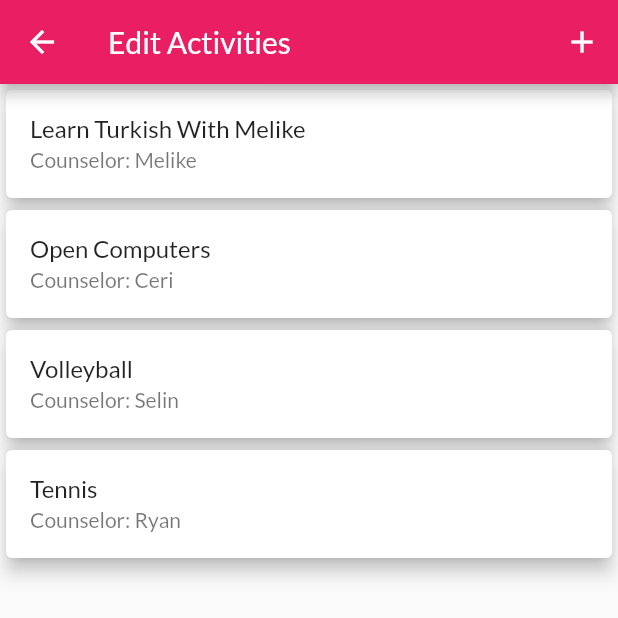
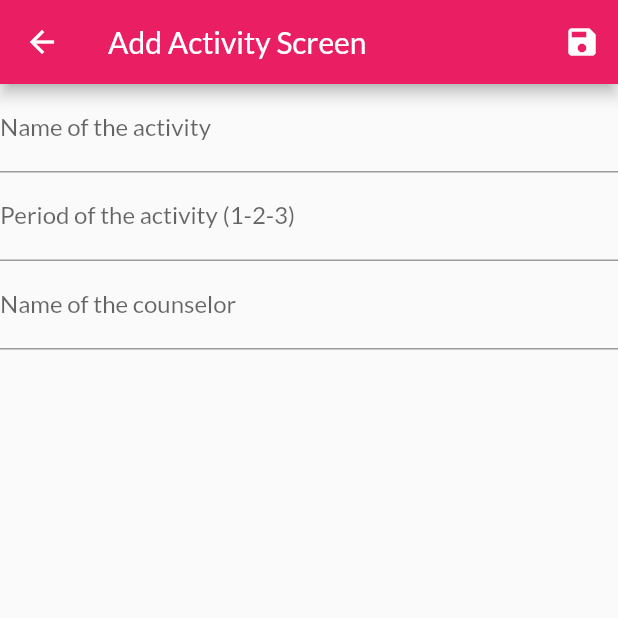
Before and after one commit to melikebilen/daily_camp_activities, a Flutter app: the EditActivitiesScreen screen opened by its route, after a tap on the "add" icon, on a phone screen of 412 x 824 dp, the top half of it. Run offline on Flutter 3.47's test engine with Material 2 defaults, Android fonts, the phone set to English and light mode, and no system bars.

Commit message:
add activity screen added

```diff
--- a/lib/main.dart
+++ b/lib/main.dart
@@ -7,6 +7,7 @@ import './screens/login_screen.dart';
 import './screens/choose_activities_screen.dart';
 import './screens/admin_login_screen.dart';
 import './screens/edit_activities_screen.dart';
+import './screens/add_activity_screen.dart';
 
 import './providers/Activities.dart';
 
@@ -37,6 +38,7 @@ class MyApp extends StatelessWidget {
             ChooseActivitiesScreen.routeName: (ctx)=>ChooseActivitiesScreen(),
             AdminLoginScreen.routeName: (ctx)=> AdminLoginScreen(),
             EditActivitiesScreen.routeName: (ctx)=> EditActivitiesScreen(),
+            AddActivityScreen.routeName: (ctx)=> AddActivityScreen(),
           },
 
           ));
--- a/lib/providers/Activities.dart
+++ b/lib/providers/Activities.dart
@@ -9,25 +9,25 @@ class Activities extends ChangeNotifier{
       id:'1',
       name: 'Learn Turkish With Melike',
       activityCounselor:'Melike',
-      period: period.firstActivity,
+      period: '1',
     ),
       Activity(
       id:'2',
       name: 'Open Computers',
       activityCounselor:'Ceri',
-      period: period.secondActivity,
+      period: '2',
     ),
        Activity(
       id:'3',
       name: 'Volleyball',
       activityCounselor:'Selin',
-      period: period.secondActivity,
+      period:'3',
     ),
        Activity(
          id:'2',
       name: 'Tennis',
       activityCounselor:'Ryan',
-      period: period.secondActivity,
+      period: '2',
     ),
 
   ];
@@ -38,7 +38,8 @@ List<Activity> get activities{
 }
 
 //Sadece adminler tarafından değiştirilebilicek
-void addActivity(){
+void addActivity(Activity a){
+_activities.add(a);
 notifyListeners();
 }
 
--- a/lib/providers/Activity.dart
+++ b/lib/providers/Activity.dart
@@ -2,13 +2,13 @@ import 'package:flutter/cupertino.dart';
 
 import 'Counselor.dart';
 
-enum period { firstActivity, secondActivity, thirdActivity }
+//enum period { firstActivity, secondActivity, thirdActivity }
 
 class Activity {
   final String id;
   final String activityCounselor;
   final String name;
-  final period;
+  final String period;
 
   Activity({
   @required this.id ,
--- /dev/null
+++ b/lib/screens/add_activity_screen.dart
@@ -0,0 +1,106 @@
+import 'package:flutter/material.dart';
+import 'package:provider/provider.dart';
+import '../providers/Activity.dart';
+import '../providers/Activities.dart';
+
+class AddActivityScreen extends StatefulWidget {
+  static const routeName = '/add-activity-screen';
+
+  @override
+  _AddActivityScreenState createState() => _AddActivityScreenState();
+}
+
+class _AddActivityScreenState extends State<AddActivityScreen> {
+  var _initialValues = {
+    'name': '',
+    'period': '',
+    'activityCounselor': '',
+  };
+  final _periodFocusNode = FocusNode();
+  final _counselorFocusNode = FocusNode();
+
+  var _editedActivity =
+      Activity(id: null, name: '', period: '', activityCounselor: '');
+
+  final _form = GlobalKey<FormState>();
+  @override
+  void _saveForm() {
+    _form.currentState.save();
+    Provider.of<Activities>(context,listen: false).addActivity(_editedActivity);
+    print( Provider.of<Activities>(context,listen: false).activities);
+    Navigator.of(context).pop();
+
+  }
+
+  Widget build(BuildContext context) {
+    return Scaffold(
+      appBar: AppBar(
+        title: Text('Add Activity Screen'),
+        actions: <Widget>[
+          IconButton(
+            icon: Icon(Icons.save),
+            onPressed: _saveForm,
+          )
+        ],
+      ),
+      body: Form(
+        key: _form,
+        child: ListView(
+          children: <Widget>[
+            TextFormField(
+              //initialValue: _initialValues['name'],
+              decoration: InputDecoration(labelText: 'Name of the activity'),
+              textInputAction: TextInputAction.next,
+              onFieldSubmitted: (_) {
+                FocusScope.of(context).requestFocus(_periodFocusNode);
+              },
+              onSaved: (value) {
+                _editedActivity = Activity(
+                  id: DateTime.now().toString(),
+                  name: value,
+                  activityCounselor: _editedActivity.activityCounselor,
+                  period: _editedActivity.period,
+                );
+              },
+            ),
+            TextFormField(
+              //  initialValue: _initialValues['period'],
+              decoration:
+                  InputDecoration(labelText: 'Period of the activity (1-2-3)'),
+              textInputAction: TextInputAction.next,
+              focusNode: _periodFocusNode,
+              onFieldSubmitted: (_) {
+                FocusScope.of(context).requestFocus(_counselorFocusNode);
+              },
+              onSaved: (value) {
+                _editedActivity = Activity(
+                  name: _editedActivity.name,
+                  id: DateTime.now().toString(),
+                  activityCounselor: _editedActivity.activityCounselor,
+                  period: value,
+                );
+              },
+            ),
+            TextFormField(
+              // initialValue: _initialValues['activityCounselor'],
+              decoration: InputDecoration(labelText: 'Name of the counselor'),
+              textInputAction: TextInputAction.done,
+              focusNode: _counselorFocusNode,
+               onFieldSubmitted: (_) {
+                              _saveForm();
+                            },
+              onSaved: (value) {
+                _editedActivity = Activity(
+                  name: _editedActivity.name,
+                  id: DateTime.now().toString(),
+                  activityCounselor: value,
+                  period: _editedActivity.period,
+                );
+              },
+            ),
+          ],
+        ),
+      ),
+    );
+  }
+}
--- a/lib/screens/login_screen.dart
+++ b/lib/screens/login_screen.dart
@@ -38,7 +38,7 @@ class LoginScreen extends StatelessWidget {
             child: Text('Admin',style: TextStyle(fontSize: 20),),
             color: Theme.of(context).accentColor,
             onPressed: () {
-              Navigator.of(context).pushReplacementNamed(AdminLoginScreen.routeName);
+              Navigator.of(context).pushNamed(AdminLoginScreen.routeName);
             },
           )
         ],
```
Also changed, not shown: lib/screens/edit_activities_screen.dart (+7 -5 lines).
